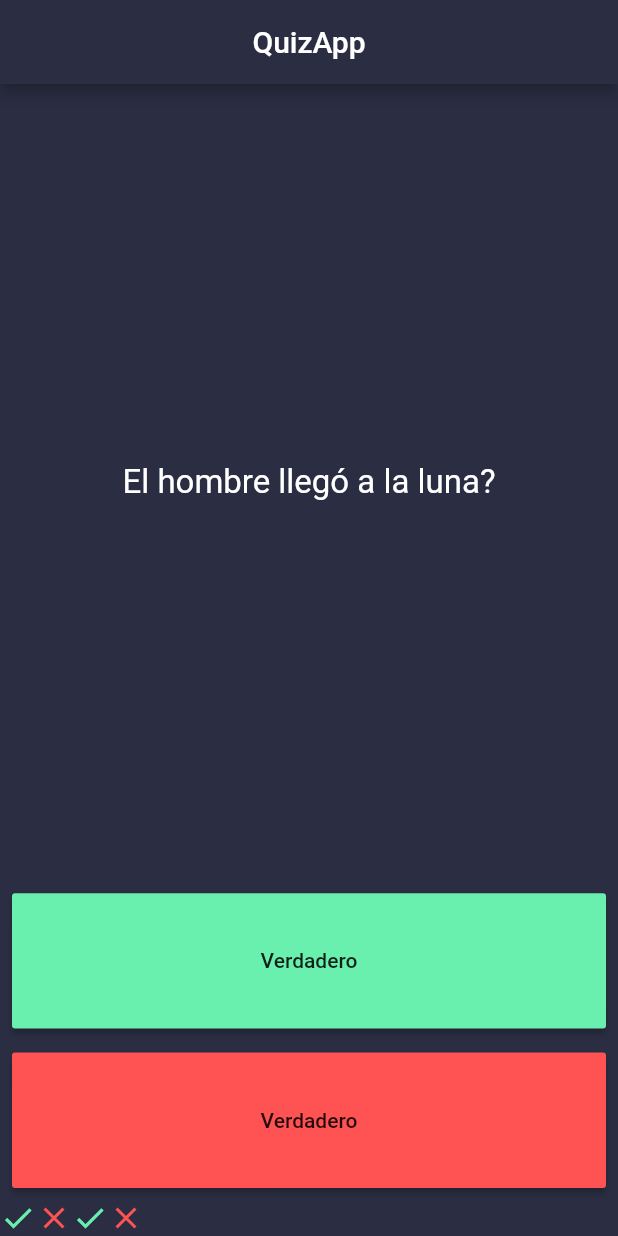
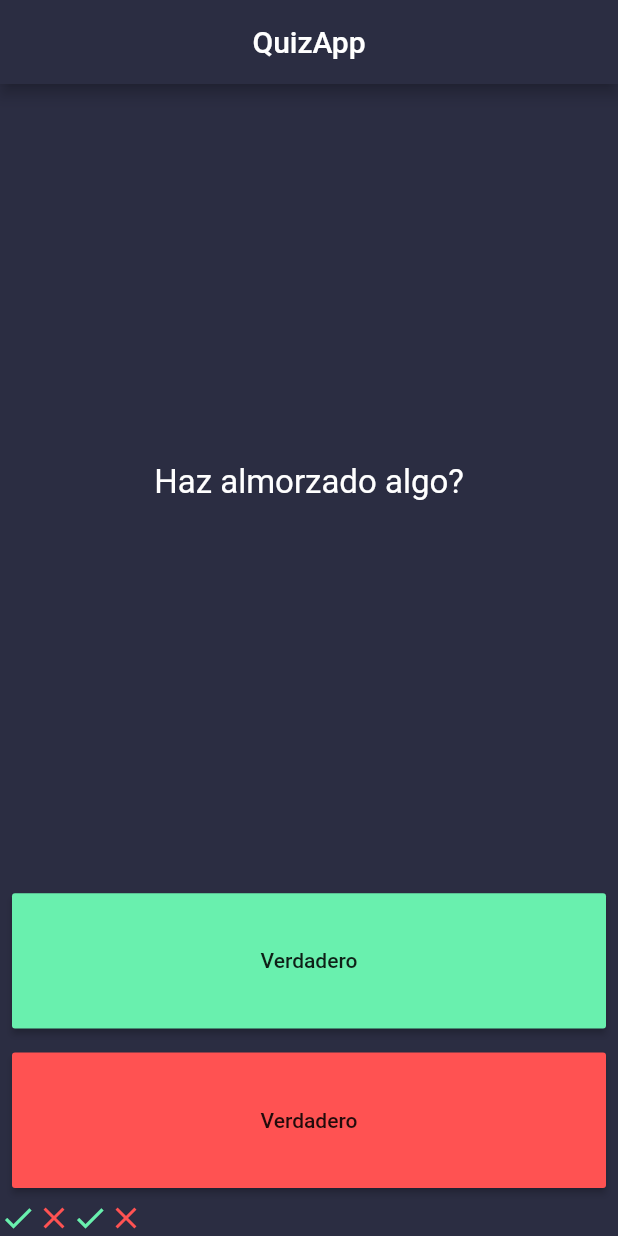
Before and after one commit to stark-ace-1891/tf05p_0015_codigo_quizApp, a Flutter app: the screen it shows after launch, after a tap on "Verdadero", on a phone screen of 412 x 824 dp. Run offline on Flutter 3.47's test engine with Material 2 defaults, Android fonts, the phone set to English and light mode, and no system bars.

Commit message:
Agregando listas y contador de preguntas

```diff
--- a/lib/main.dart
+++ b/lib/main.dart
@@ -11,7 +11,22 @@ class MyApp extends StatelessWidget {
   }
 }
 
-class QuizPage extends StatelessWidget {
+class QuizPage extends StatefulWidget {
+
+  @override
+  State<QuizPage> createState() => _QuizPageState();
+}
+
+class _QuizPageState extends State<QuizPage> {
+  int questionNumber = 0;
+
+  List<String> questions = [
+    "El hombre llego a la luna?",
+    "Haz almorzado algo?",
+    "Sientes frío?",
+    "Vas a salir mañana?",
+  ];
+
   List<Icon> scoreKeeper = [
     Icon(
       Icons.check,
@@ -43,13 +58,13 @@ class QuizPage extends StatelessWidget {
       body: Column(
         crossAxisAlignment: CrossAxisAlignment.stretch,
         children: [
-          const Expanded(
+          Expanded(
             flex: 5,
             child: Center(
               child: Padding(
                 padding: const EdgeInsets.all(8.0),
                 child: Text(
-                  "El hombre llegó a la luna?",
+                  questions[questionNumber],
                   textAlign: TextAlign.center,
                   style: TextStyle(
                     color: Colors.white,
@@ -64,7 +79,12 @@ class QuizPage extends StatelessWidget {
             child: Padding(
               padding: const EdgeInsets.all(8.0),
               child: MaterialButton(
-                onPressed: () {},
+                onPressed: () {
+                  questionNumber++;
+                  setState(() {
+
+                  });
+                },
                 child: Text(
                   "Verdadero",
                 ),
```
